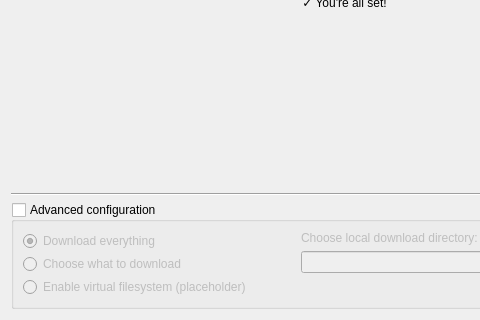
nextcloud/desktop, file src/gui/newwizard/pages/accountconfiguredwizardpage.ui: the form before one commit; both pictures show x 0 to 480 and y 193 to 513 of the 689 by 513 pixel window.
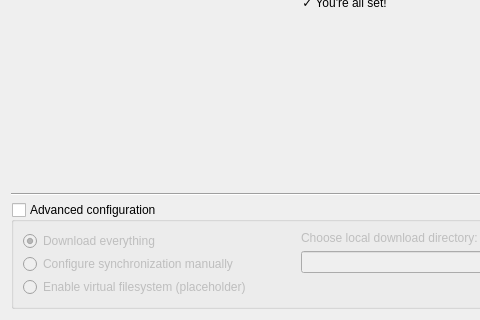
The form after the commit.

What changed in the file:
```diff
--- a/src/gui/newwizard/pages/accountconfiguredwizardpage.ui
+++ b/src/gui/newwizard/pages/accountconfiguredwizardpage.ui
@@ -151,7 +151,7 @@
                <string>You can configure which directories to download from the server in a dialog once the wizard has finished.</string>
               </property>
               <property name="text">
-               <string>Choose what to download</string>
+               <string>Configure synchronization manually</string>
               </property>
              </widget>
             </item>
```
Left out of the diff: 6 changed lines with no effect on the pictures.
